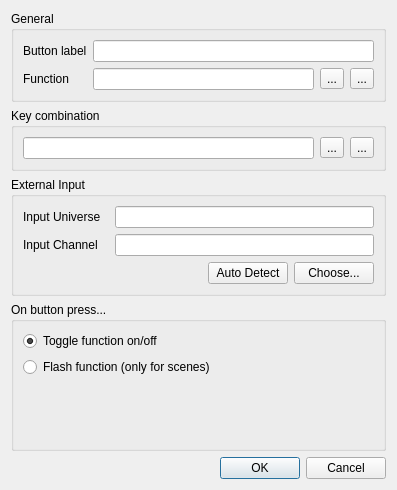
This is trunk/ui/src/vcbuttonproperties.ui in Bondzio/qlc as Qt 5 draws it before an edit. The edited form follows.
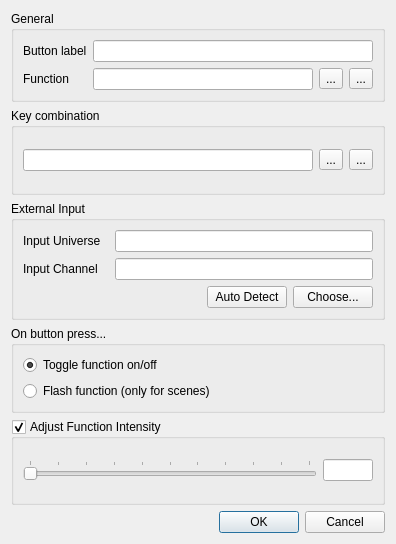
This is the edited form. Icons and pictures are not drawn.

Commit message: Added customizable intensity adjustment to VCButton.

```diff
--- a/trunk/ui/src/vcbuttonproperties.ui
+++ b/trunk/ui/src/vcbuttonproperties.ui
@@ -6,8 +6,8 @@
    <rect>
     <x>0</x>
     <y>0</y>
-    <width>397</width>
-    <height>490</height>
+    <width>396</width>
+    <height>544</height>
    </rect>
   </property>
   <property name="windowTitle">
@@ -273,18 +273,73 @@
         </property>
        </widget>
       </item>
+     </layout>
+    </widget>
+   </item>
+   <item>
+    <widget class="QGroupBox" name="m_intensityGroup">
+     <property name="toolTip">
+      <string>Adjust function intensity when it is running</string>
+     </property>
+     <property name="title">
+      <string>Adjust Function Intensity</string>
+     </property>
+     <property name="checkable">
+      <bool>true</bool>
+     </property>
+     <layout class="QHBoxLayout" name="horizontalLayout">
       <item>
-       <spacer name="verticalSpacer">
+       <widget class="QSlider" name="m_intensitySlider">
+        <property name="sizePolicy">
+         <sizepolicy hsizetype="MinimumExpanding" vsizetype="Fixed">
+          <horstretch>1</horstretch>
+          <verstretch>0</verstretch>
+         </sizepolicy>
+        </property>
+        <property name="toolTip">
+         <string>Function's adjusted intensity percentage when run</string>
+        </property>
+        <property name="minimum">
+         <number>0</number>
+        </property>
+        <property name="maximum">
+         <number>100</number>
+        </property>
         <property name="orientation">
-         <enum>Qt::Vertical</enum>
+         <enum>Qt::Horizontal</enum>
         </property>
-        <property name="sizeHint" stdset="0">
+        <property name="invertedAppearance">
+         <bool>false</bool>
+        </property>
+        <property name="invertedControls">
+         <bool>false</bool>
+        </property>
+        <property name="tickPosition">
+         <enum>QSlider::TicksAbove</enum>
+        </property>
+        <property name="tickInterval">
+         <number>10</number>
+        </property>
+       </widget>
+      </item>
+      <item>
+       <widget class="QLineEdit" name="m_intensityEdit">
+        <property name="sizePolicy">
+         <sizepolicy hsizetype="Fixed" vsizetype="Fixed">
+          <horstretch>0</horstretch>
+          <verstretch>0</verstretch>
+         </sizepolicy>
+        </property>
+        <property name="maximumSize">
          <size>
-          <width>20</width>
-          <height>40</height>
+          <width>50</width>
+          <height>16777215</height>
          </size>
         </property>
-       </spacer>
+        <property name="maxLength">
+         <number>4</number>
+        </property>
+       </widget>
       </item>
      </layout>
     </widget>
```
Left out of the diff: 5 changed lines with no effect on the pictures. The commit also changes 4 other files.
